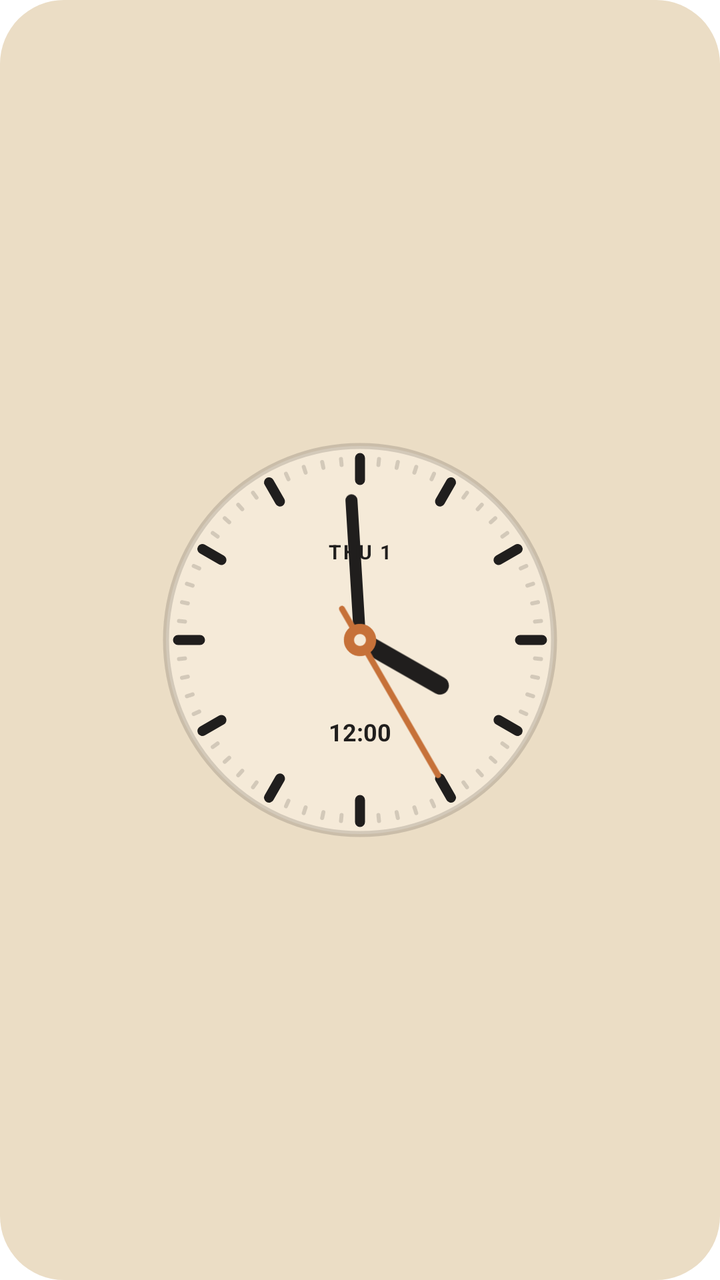
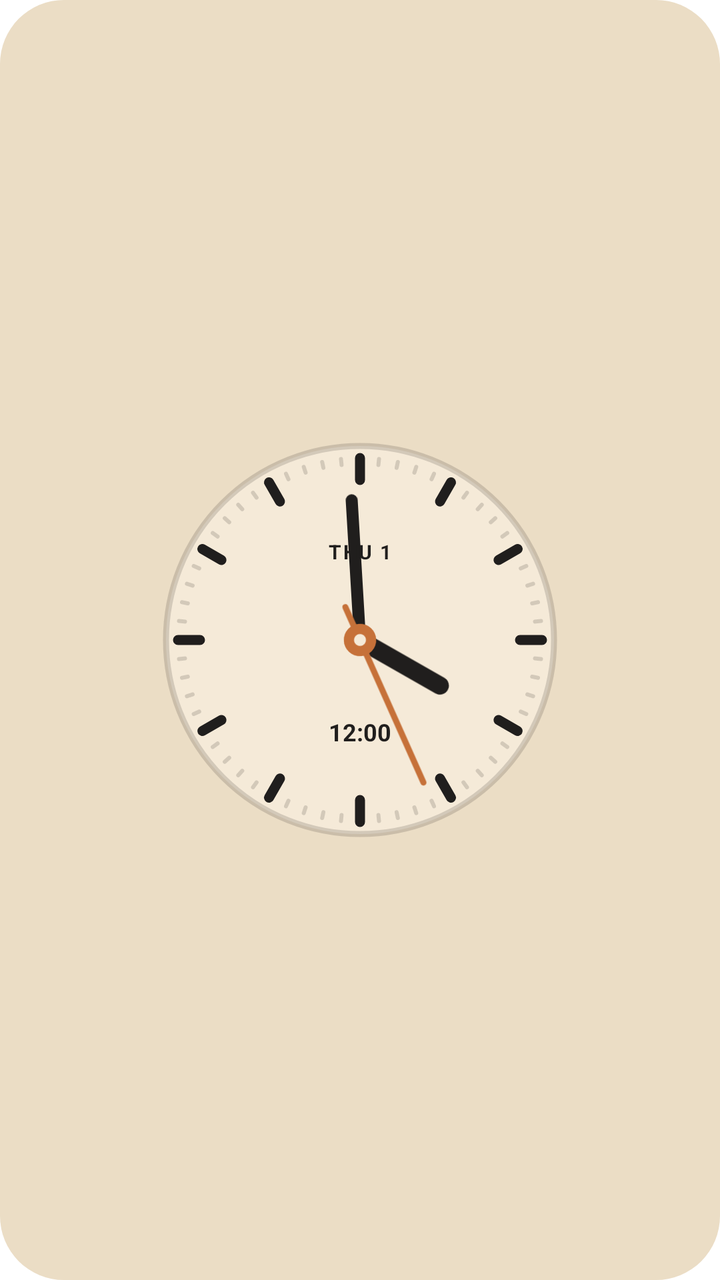

Compare the two renders of this Android layout. The source of the first and the diff that turns it into the second are given below.
<!-- AndroidManifest.xml: fallback theme Theme.MaterialComponents.DayNight.NoActionBar -->
<!-- res/layout/widget_analog.xml -->
<?xml version="1.0" encoding="utf-8"?>
<FrameLayout xmlns:android="http://schemas.android.com/apk/res/android"
  android:id="@+id/w_root"
  android:layout_width="match_parent"
  android:layout_height="match_parent"
  android:background="@drawable/w_card"
  android:padding="10dp">

  <AnalogClock
    android:layout_width="match_parent"
    android:layout_height="match_parent"
    android:layout_gravity="center"
    android:dial="@drawable/w_dial"
    android:hand_hour="@drawable/w_hand_hour"
    android:hand_minute="@drawable/w_hand_minute"
    android:hand_second="@drawable/w_hand_second" />

  <TextClock
    android:layout_width="wrap_content"
    android:layout_height="wrap_content"
    android:layout_gravity="center"
    android:layout_marginBottom="44dp"
    android:format12Hour="EEE d"
    android:format24Hour="EEE d"
    android:fontFamily="sans-serif"
    android:textStyle="bold"
    android:letterSpacing="0.08"
    android:textAllCaps="true"
    android:textColor="@color/w_text"
    android:textSize="10sp" />

  <TextClock
    android:layout_width="wrap_content"
    android:layout_height="wrap_content"
    android:layout_gravity="center"
    android:layout_marginTop="46dp"
    android:format12Hour="h:mm"
    android:format24Hour="HH:mm"
    android:fontFamily="sans-serif"
    android:textStyle="bold"
    android:textColor="@color/w_text"
    android:textSize="12sp" />
</FrameLayout>
<!-- resources referenced by this layout -->
<resources>
  <color name="w_text">#FF201E1D</color>
  <!-- drawable w_card (drawable) -->
  <?xml version="1.0" encoding="utf-8"?>
  <shape xmlns:android="http://schemas.android.com/apk/res/android" android:shape="rectangle">
    <solid android:color="@color/w_surface" />
    <corners android:radius="32dp" />
  </shape>
  <!-- drawable w_dial: vector/xml drawable (drawable, 2187 chars, omitted) -->
  <!-- drawable w_hand_hour (drawable) -->
  <?xml version="1.0" encoding="utf-8"?>
  <vector xmlns:android="http://schemas.android.com/apk/res/android" android:width="200dp" android:height="200dp" android:viewportWidth="200" android:viewportHeight="200">
    <path android:pathData="M100,100L100,54" android:strokeColor="@color/w_text" android:strokeWidth="9" android:strokeLineCap="round"/>
  </vector>
  <!-- drawable w_hand_minute (drawable) -->
  <?xml version="1.0" encoding="utf-8"?>
  <vector xmlns:android="http://schemas.android.com/apk/res/android" android:width="200dp" android:height="200dp" android:viewportWidth="200" android:viewportHeight="200">
    <path android:pathData="M100,100L100,30" android:strokeColor="@color/w_text" android:strokeWidth="6" android:strokeLineCap="round"/>
    <path android:pathData="M92,100a8,8 0 1,0 16,0a8,8 0 1,0 -16,0" android:fillColor="@color/w_accent"/>
    <path android:pathData="M97,100a3,3 0 1,0 6,0a3,3 0 1,0 -6,0" android:fillColor="@color/w_bg"/>
  </vector>
  <!-- drawable w_hand_second (drawable) -->
  <?xml version="1.0" encoding="utf-8"?>
  <vector xmlns:android="http://schemas.android.com/apk/res/android" android:width="200dp" android:height="200dp" android:viewportWidth="200" android:viewportHeight="200">
    <path android:pathData="M100,118L100,22" android:strokeColor="@color/w_accent" android:strokeWidth="3" android:strokeLineCap="round"/>
    <path android:pathData="M92,100a8,8 0 1,0 16,0a8,8 0 1,0 -16,0" android:fillColor="@color/w_accent"/>
    <path android:pathData="M97,100a3,3 0 1,0 6,0a3,3 0 1,0 -6,0" android:fillColor="@color/w_bg"/>
  </vector>
  <color name="w_surface">#FFEBDDC5</color>
  <color name="w_accent">#FFC67139</color>
  <color name="w_bg">#FFF5EAD8</color>
</resources>

<!-- the commit's change to res/layout/widget_analog.xml (unified diff, before → after) -->
@@ -30,6 +30,7 @@
     android:textSize="10sp" />
 
   <TextClock
+    android:id="@+id/w_time"
     android:layout_width="wrap_content"
     android:layout_height="wrap_content"
     android:layout_gravity="center"
